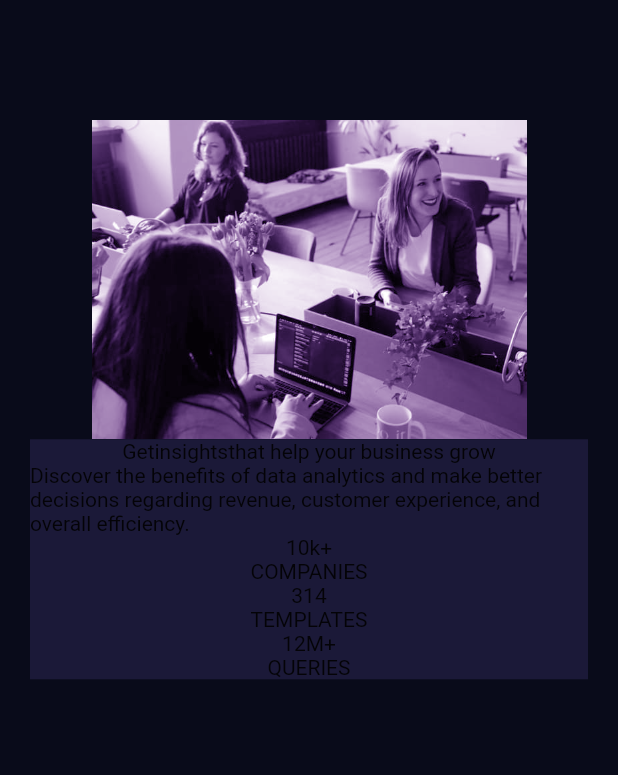
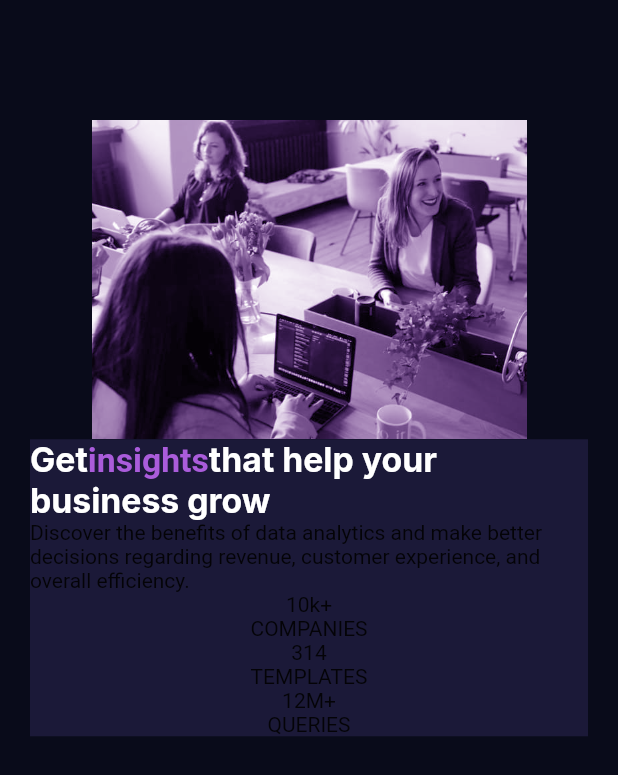
Before and after one commit to romofel/fm-stats_preview_card_component-flutter, a Flutter app: the screen it shows after launch, on a phone screen of 412 x 824 dp. Shown: the top 775 px of the screen. Run offline on Flutter 3.47's test engine with Material 2 defaults, Android fonts, the phone set to English and light mode, and no system bars; our stand-ins replace google_fonts.

Commit message:
Set base styles
Sets the size, weight, color, and font family for the heading.
Also sets the accent color for the 'insights' word

```diff
--- a/lib/pages/home_page.dart
+++ b/lib/pages/home_page.dart
@@ -1,4 +1,6 @@
 import 'package:flutter/material.dart';
+import 'package:google_fonts/google_fonts.dart';
+
 import 'package:flutter_version/constants.dart';
 
 class HomePage extends StatelessWidget {
@@ -26,9 +28,23 @@ class HomePage extends StatelessWidget {
                   children: <Widget>[
                     // this probably will be a textspan / richtext
                     Text.rich(TextSpan(
+                      style: GoogleFonts.inter(
+                        textStyle: TextStyle(
+                          color: kMainHeadingColor.toColor(),
+                          fontSize: kBodyCopyFontSize * 1.5,
+                          fontWeight: FontWeight.w700,
+                        ),
+                      ),
                       children: [
-                        TextSpan(text: 'Get'),
-                        TextSpan(text: 'insights'),
+                        TextSpan(
+                          text: 'Get',
+                        ),
+                        TextSpan(
+                          text: 'insights',
+                          style: TextStyle(
+                            color: kAccentColor.toColor(),
+                          ),
+                        ),
                         TextSpan(text: 'that help your business grow'),
                       ],
                     )),
```
